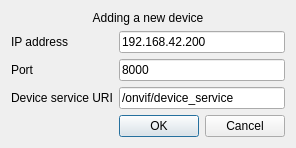
Before: the Qt Designer form GUI/GUI_Util/adddevicedialog.ui in Abay11/onvif_client, drawn with Qt 5.
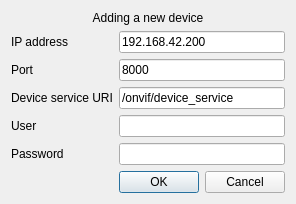
After: the same form once the commit is applied.

Patch:
```diff
--- a/GUI/GUI_Util/adddevicedialog.ui
+++ b/GUI/GUI_Util/adddevicedialog.ui
@@ -7,7 +7,7 @@
     <x>0</x>
     <y>0</y>
     <width>296</width>
-    <height>140</height>
+    <height>192</height>
    </rect>
   </property>
   <property name="windowTitle">
@@ -74,6 +74,26 @@
        </property>
       </widget>
      </item>
+     <item row="3" column="1">
+      <widget class="QLineEdit" name="leUser"/>
+     </item>
+     <item row="4" column="1">
+      <widget class="QLineEdit" name="lePass"/>
+     </item>
+     <item row="3" column="0">
+      <widget class="QLabel" name="label_5">
+       <property name="text">
+        <string>User</string>
+       </property>
+      </widget>
+     </item>
+     <item row="4" column="0">
+      <widget class="QLabel" name="label_6">
+       <property name="text">
+        <string>Password</string>
+       </property>
+      </widget>
+     </item>
     </layout>
    </item>
    <item>
```
